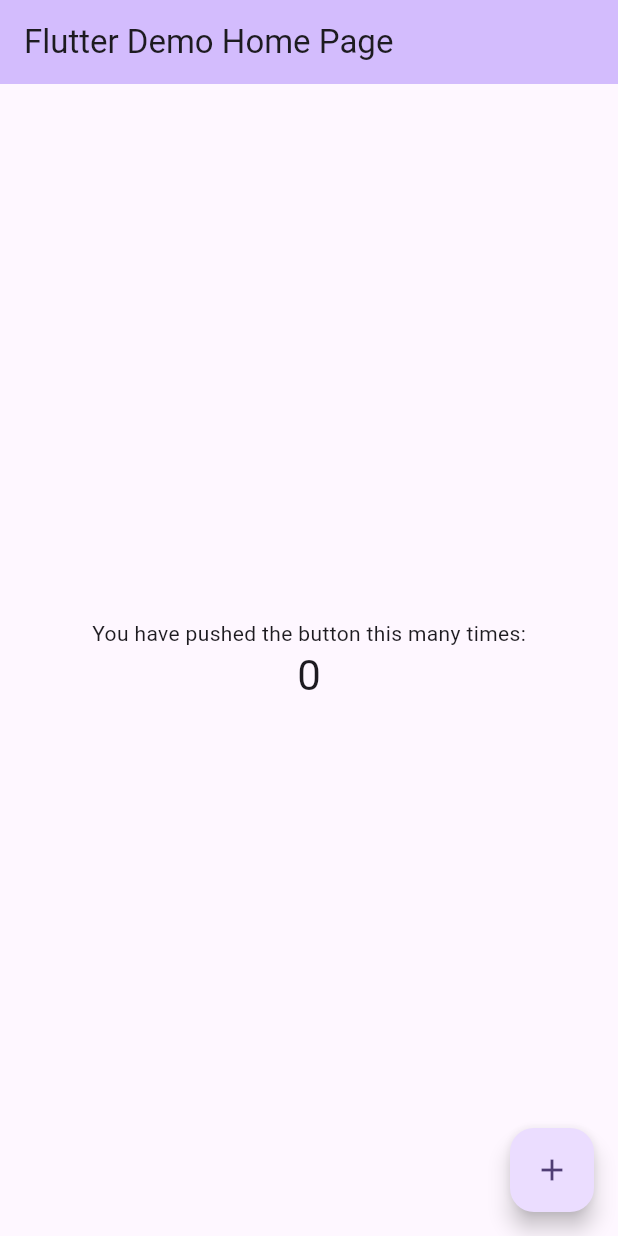
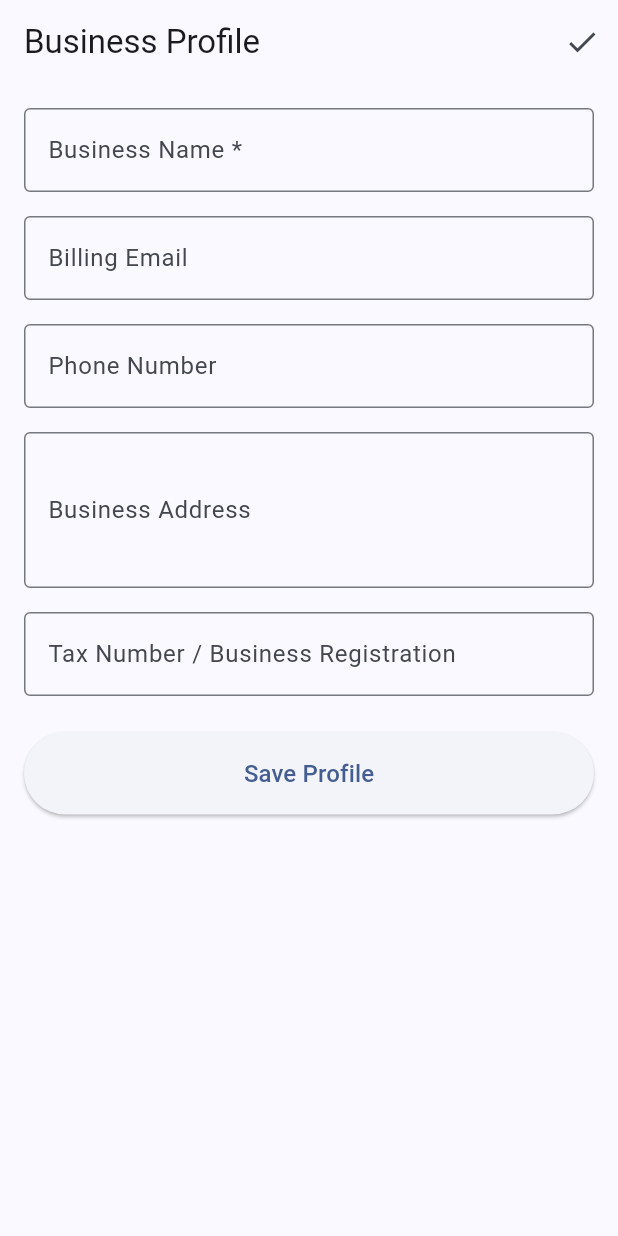
Before and after one commit to Didulana/invoisync-invoice-generator, a Flutter app: the screen it shows after launch, on a phone screen of 412 x 824 dp. Run offline on Flutter 3.47's test engine with Material 3 defaults, Android fonts, the phone set to English and light mode, and no system bars; our stand-ins replace drift; accounts and stored records are empty; generated files the repository leaves out were written again.

Commit message:
Feature: Added Provider dependency injection and functional Business Profile screen

```diff
--- /dev/null
+++ b/lib/features/business_profile/screens/business_profile_screen.dart
@@ -0,0 +1,176 @@
+import 'package:flutter/material.dart';
+import 'package:provider/provider.dart';
+import 'package:drift/drift.dart' as drift;
+import '../../../core/database/app_database.dart';
+
+class BusinessProfileScreen extends StatefulWidget {
+  const BusinessProfileScreen({super.key});
+
+  @override
+  State<BusinessProfileScreen> createState() => _BusinessProfileScreenState();
+}
+
+class _BusinessProfileScreenState extends State<BusinessProfileScreen> {
+  final _formKey = GlobalKey<FormState>();
+
+  // Text editing controllers to capture form inputs
+  final _nameController = TextEditingController();
+  final _emailController = TextEditingController();
+  final _phoneController = TextEditingController();
+  final _addressController = TextEditingController();
+  final _taxNumberController = TextEditingController();
+
+  bool _isLoading = true;
+
+  @override
+  void initState() {
+    super.initState();
+    _loadExistingProfile();
+  }
+
+  // Queries the database to populate the inputs if a profile already exists
+  Future<void> _loadExistingProfile() async {
+    final database = Provider.of<AppDatabase>(context, listen: false);
+    final profile = await database.getBusinessProfile();
+
+    if (profile != null) {
+      setState(() {
+        _nameController.text = profile.name;
+        _emailController.text = profile.email ?? '';
+        _phoneController.text = profile.phone ?? '';
+        _addressController.text = profile.address ?? '';
+        _taxNumberController.text = profile.taxNumber ?? '';
+      });
+    }
+    setState(() {
+      _isLoading = false;
+    });
+  }
+
+  // Triggers the Drift insertOnConflictUpdate query
+  Future<void> _saveProfile() async {
+    if (!_formKey.currentState!.validate()) return;
+
+    setState(() => _isLoading = true);
+    final database = Provider.of<AppDatabase>(context, listen: false);
+
+    // Retrieve existing profile to preserve the UUID if it exists
+    final existingProfile = await database.getBusinessProfile();
+    final id = existingProfile?.id;
+
+    final companion = BusinessProfileCompanion(
+      // If editing, preserve the ID; if new, drift handles auto-generating the UUIDv4 string
+      id: id != null ? drift.Value(id) : const drift.Value.absent(),
+      name: drift.Value(_nameController.text.trim()),
+      email: drift.Value(_emailController.text.trim()),
+      phone: drift.Value(_phoneController.text.trim()),
+      address: drift.Value(_addressController.text.trim()),
+      taxNumber: drift.Value(_taxNumberController.text.trim()),
+    );
+
+    await database.saveBusinessProfile(companion);
+
+    setState(() => _isLoading = false);
+
+    if (mounted) {
+      ScaffoldMessenger.of(context).showSnackBar(
+        const SnackBar(content: Text('Business profile saved successfully!')),
+      );
+    }
+  }
+
+  @override
+  void dispose() {
+    _nameController.dispose();
+    _emailController.dispose();
+    _phoneController.dispose();
+    _addressController.dispose();
+    _taxNumberController.dispose();
+    super.dispose();
+  }
+
+  @override
+  Widget build(BuildContext context) {
+    return Scaffold(
+      appBar: AppBar(
+        title: const Text('Business Profile'),
+        actions: [
+          IconButton(
+            icon: const Icon(Icons.check),
+            onPressed: _isLoading ? null : _saveProfile,
+          ),
+        ],
+      ),
+      body: _isLoading
+          ? const Center(child: CircularProgressIndicator())
+          : SingleChildScrollView(
+              padding: const EdgeInsets.all(16.0),
+              child: Form(
+                key: _formKey,
+                child: Column(
+                  crossAxisAlignment: CrossAxisAlignment.stretch,
+                  children: [
+                    TextFormField(
+                      controller: _nameController,
+                      decoration: const InputDecoration(
+                        labelText: 'Business Name *',
+                        border: OutlineInputBorder(),
+                      ),
+                      validator: (value) =>
+                          (value == null || value.trim().isEmpty)
+                          ? 'Please enter a business name'
+                          : null,
+                    ),
+                    const SizedBox(height: 16),
+                    TextFormField(
+                      controller: _emailController,
+                      keyboardType: TextInputType.emailAddress,
+                      decoration: const InputDecoration(
+                        labelText: 'Billing Email',
+                        border: OutlineInputBorder(),
+                      ),
+                    ),
+                    const SizedBox(height: 16),
+                    TextFormField(
+                      controller: _phoneController,
+                      keyboardType: TextInputType.phone,
+                      decoration: const InputDecoration(
+                        labelText: 'Phone Number',
+                        border: OutlineInputBorder(),
+                      ),
+                    ),
+                    const SizedBox(height: 16),
+                    TextFormField(
+                      controller: _addressController,
+                      maxLines: 3,
+                      decoration: const InputDecoration(
+                        labelText: 'Business Address',
+                        border: OutlineInputBorder(),
+                      ),
+                    ),
+                    const SizedBox(height: 16),
+                    TextFormField(
+                      controller: _taxNumberController,
+                      decoration: const InputDecoration(
+                        labelText: 'Tax Number / Business Registration',
+                        border: OutlineInputBorder(),
+                      ),
+                    ),
+                    const SizedBox(height: 24),
+                    ElevatedButton(
+                      onPressed: _saveProfile,
+                      style: ElevatedButton.styleFrom(
+                        padding: const EdgeInsets.symmetric(vertical: 16),
+                      ),
+                      child: const Text(
+                        'Save Profile',
+                        style: TextStyle(fontSize: 16),
+                      ),
+                    ),
+                  ],
+                ),
+              ),
+            ),
+    );
+  }
+}
--- a/lib/main.dart
+++ b/lib/main.dart
@@ -1,122 +1,45 @@
 import 'package:flutter/material.dart';
+import 'package:provider/provider.dart';
+import 'core/database/app_database.dart';
+import 'features/business_profile/screens/business_profile_screen.dart';
 
 void main() {
-  runApp(const MyApp());
+  // Ensure the Flutter engine bindings are ready before launching native bindings (SQLite)
+  WidgetsFlutterBinding.ensureInitialized();
+
+  // Create a single instance of the database to be shared app-wide
+  final database = AppDatabase();
+
+  runApp(
+    Provider<AppDatabase>.value(value: database, child: const InvoisyncApp()),
+  );
 }
 
-class MyApp extends StatelessWidget {
-  const MyApp({super.key});
+class InvoisyncApp extends StatelessWidget {
+  const InvoisyncApp({super.key});
 
-  // This widget is the root of your application.
   @override
   Widget build(BuildContext context) {
     return MaterialApp(
-      title: 'Flutter Demo',
+      title: 'Invoisync',
+      debugShowCheckedModeBanner: false,
       theme: ThemeData(
-        // This is the theme of your application.
-        //
-        // TRY THIS: Try running your application with "flutter run". You'll see
-        // the application has a purple toolbar. Then, without quitting the app,
-        // try changing the seedColor in the colorScheme below to Colors.green
-        // and then invoke "hot reload" (save your changes or press the "hot
-        // reload" button in a Flutter-supported IDE, or press "r" if you used
-        // the command line to start the app).
-        //
-        // Notice that the counter didn't reset back to zero; the application
-        // state is not lost during the reload. To reset the state, use hot
-        // restart instead.
-        //
-        // This works for code too, not just values: Most code changes can be
-        // tested with just a hot reload.
-        colorScheme: .fromSeed(seedColor: Colors.deepPurple),
+        colorScheme: ColorScheme.fromSeed(
+          seedColor: Colors.blueAccent,
+          brightness: Brightness.light,
+        ),
+        useMaterial3: true,
       ),
-      home: const MyHomePage(title: 'Flutter Demo Home Page'),
+      darkTheme: ThemeData(
+        colorScheme: ColorScheme.fromSeed(
+          seedColor: Colors.blueAccent,
+          brightness: Brightness.dark,
+        ),
+        useMaterial3: true,
+      ),
+      themeMode: ThemeMode
+          .system, // Automatically adapts to iOS/Android dark mode settings
+      home: const BusinessProfileScreen(),
     );
   }
 }
-
-class MyHomePage extends StatefulWidget {
-  const MyHomePage({super.key, required this.title});
-
-  // This widget is the home page of your application. It is stateful, meaning
-  // that it has a State object (defined below) that contains fields that affect
-  // how it looks.
-
-  // This class is the configuration for the state. It holds the values (in this
-  // case the title) provided by the parent (in this case the App widget) and
-  // used by the build method of the State. Fields in a Widget subclass are
-  // always marked "final".
-
-  final String title;
-
-  @override
-  State<MyHomePage> createState() => _MyHomePageState();
-}
-
-class _MyHomePageState extends State<MyHomePage> {
-  int _counter = 0;
-
-  void _incrementCounter() {
-    setState(() {
-      // This call to setState tells the Flutter framework that something has
-      // changed in this State, which causes it to rerun the build method below
-      // so that the display can reflect the updated values. If we changed
-      // _counter without calling setState(), then the build method would not be
-      // called again, and so nothing would appear to happen.
-      _counter++;
-    });
-  }
-
-  @override
-  Widget build(BuildContext context) {
-    // This method is rerun every time setState is called, for instance as done
-    // by the _incrementCounter method above.
-    //
-    // The Flutter framework has been optimized to make rerunning build methods
-    // fast, so that you can just rebuild anything that needs updating rather
-    // than having to individually change instances of widgets.
-    return Scaffold(
-      appBar: AppBar(
-        // TRY THIS: Try changing the color here to a specific color (to
-        // Colors.amber, perhaps?) and trigger a hot reload to see the AppBar
-        // change color while the other colors stay the same.
-        backgroundColor: Theme.of(context).colorScheme.inversePrimary,
-        // Here we take the value from the MyHomePage object that was created by
-        // the App.build method, and use it to set our appbar title.
-        title: Text(widget.title),
-      ),
-      body: Center(
-        // Center is a layout widget. It takes a single child and positions it
-        // in the middle of the parent.
-        child: Column(
-          // Column is also a layout widget. It takes a list of children and
-          // arranges them vertically. By default, it sizes itself to fit its
-          // children horizontally, and tries to be as tall as its parent.
-          //
-          // Column has various properties to control how it sizes itself and
-          // how it positions its children. Here we use mainAxisAlignment to
-          // center the children vertically; the main axis here is the vertical
-          // axis because Columns are vertical (the cross axis would be
-          // horizontal).
-          //
-          // TRY THIS: Invoke "debug painting" (choose the "Toggle Debug Paint"
-          // action in the IDE, or press "p" in the console), to see the
-          // wireframe for each widget.
-          mainAxisAlignment: .center,
-          children: [
-            const Text('You have pushed the button this many times:'),
-            Text(
-              '$_counter',
-              style: Theme.of(context).textTheme.headlineMedium,
-            ),
-          ],
-        ),
-      ),
-      floatingActionButton: FloatingActionButton(
-        onPressed: _incrementCounter,
-        tooltip: 'Increment',
-        child: const Icon(Icons.add),
-      ),
-    );
-  }
-}
--- a/pubspec.yaml
+++ b/pubspec.yaml
@@ -39,6 +39,7 @@ dependencies:
 
   # Utilities
   uuid: ^4.5.1
+  provider: ^6.1.2  # <-- ADDED HERE
 
 dev_dependencies:
   flutter_test:
```
Also changed, not shown: pubspec.lock.
